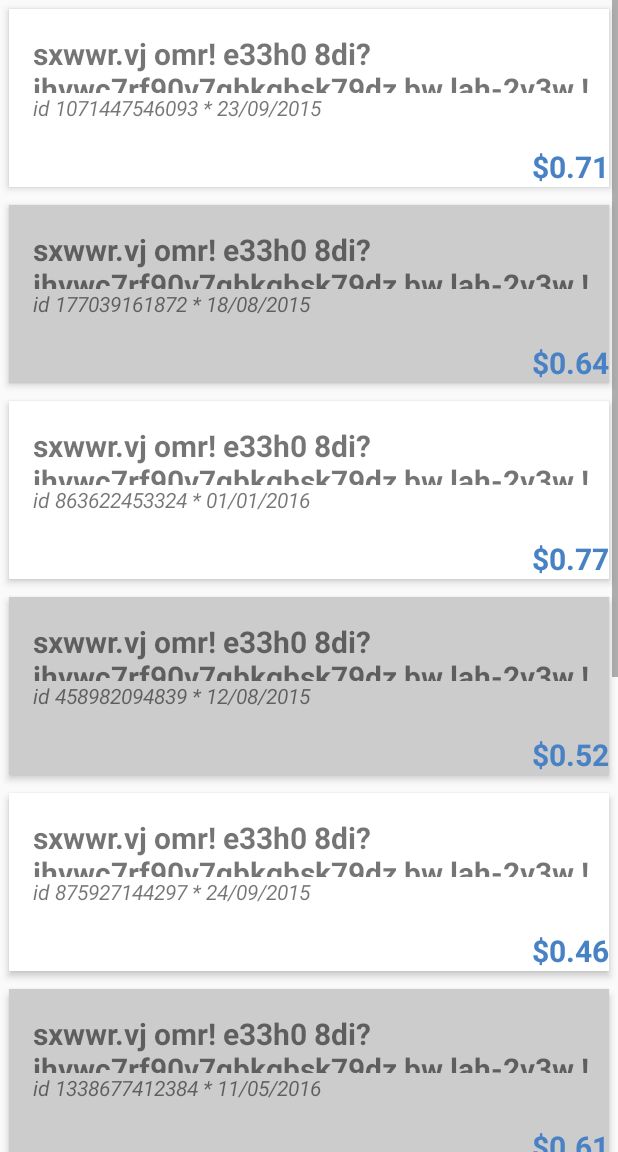
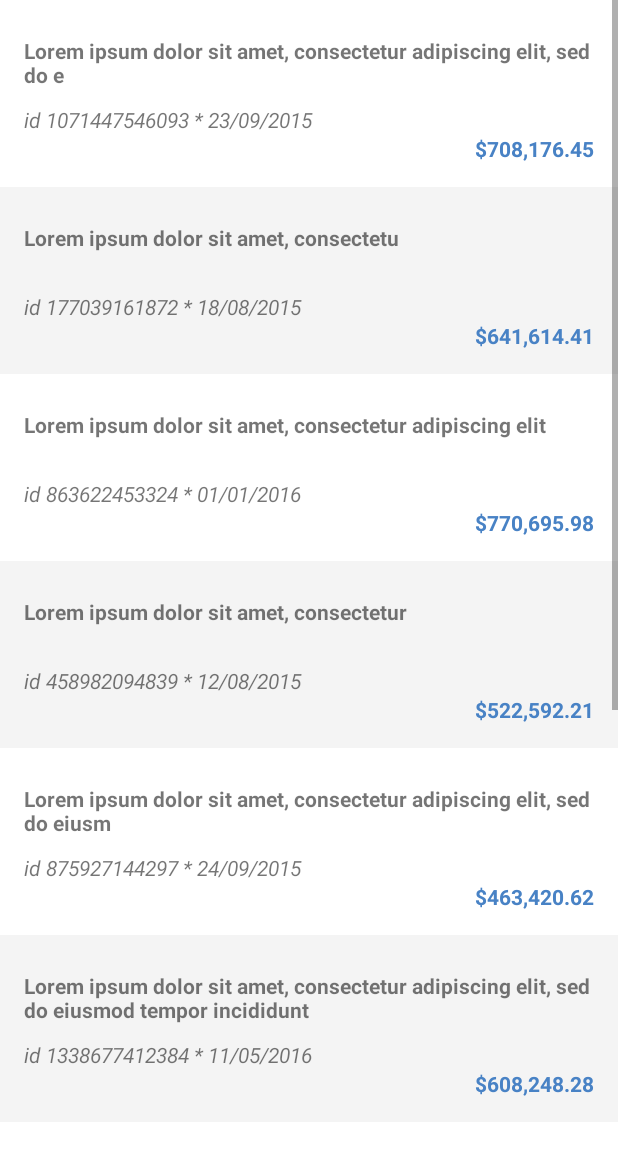
Before and after one commit to rabsouza/app-test, an Android app: the fragment MySalesFragment placed in its activity, on a phone screen of 412 x 824 dp, the part 84-1236 px from its top. Run offline under Robolectric (Android 15) with nearby library versions, the phone set to English and light mode, and no system bars; 1 statement that could not run was skipped.

Commit message:
[rabsouza] Correcao de layout e tamanho

```diff
--- a/app/src/main/java/br/com/teste/appteste/domain/Sale.java
+++ b/app/src/main/java/br/com/teste/appteste/domain/Sale.java
@@ -38,8 +38,8 @@ public class Sale implements Serializable {
     public String getFormattedTitle() {
         if (Strings.isNullOrEmpty(title)) {
             return "";
-        } else if (title.length() > 200) {
-            return title.substring(0, 200).concat("...");
+        } else if (title.length() > 100) {
+            return title.substring(0, 100).concat("...");
         } else {
             return title;
         }
--- a/app/src/main/java/br/com/teste/appteste/mock/MockSale.java
+++ b/app/src/main/java/br/com/teste/appteste/mock/MockSale.java
@@ -5,7 +5,6 @@ import com.google.common.collect.Lists;
 import java.math.BigDecimal;
 import java.util.Calendar;
 import java.util.List;
-import java.util.Random;
 
 import br.com.teste.appteste.domain.Sale;
 
@@ -31,9 +30,9 @@ public class MockSale {
     private static Sale createNewSale() {
         long id = Math.round(System.currentTimeMillis() * Math.random());
         Calendar date = createRandomDate();
-        String title = createRandomStr(Math.round(Math.random() * 200) + 100);
-        String desc = createRandomStr(Math.round(Math.random() * 500) + 300);
-        BigDecimal value = new BigDecimal(Math.random());
+        String title = createRandomStr((int) Math.round(Math.random() * 100) + 30);
+        String desc = createRandomStr((int) Math.round(Math.random() * 200) + 100);
+        BigDecimal value = new BigDecimal(Math.random() * 999999);
         boolean notification = Math.random() < 0.5;
 
         return new Sale().id(id).date(date).title(title).desc(desc).value(value).notification(notification);
@@ -45,14 +44,15 @@ public class MockSale {
         return date;
     }
 
-    private static String createRandomStr(Long size) {
-        char[] chars = "abcdefghijklmnopqrstuvwxyz0123456789 .!?-".toCharArray();
-        StringBuilder sb = new StringBuilder();
-        Random random = new Random();
-        for (int i = 0; i < size; i++) {
-            char c = chars[random.nextInt(chars.length)];
-            sb.append(c);
-        }
-        return sb.toString();
+    private static String createRandomStr(int size) {
+        String fakeStr = "Lorem ipsum dolor sit amet, consectetur adipiscing elit, sed do eiusmod " +
+                "tempor incididunt ut labore et dolore magna aliqua. " +
+                "Ut enim ad minim veniam, quis nostrud exercitation ullamco " +
+                "laboris nisi ut aliquip ex ea commodo consequat. " +
+                "Duis aute irure dolor in reprehenderit in voluptate " +
+                "velit esse cillum dolore eu fugiat nulla pariatur. " +
+                "Excepteur sint occaecat cupidatat non proident, sunt " +
+                "in culpa qui officia deserunt mollit anim id est laborum.";
+        return fakeStr.substring(0, size);
     }
 }
--- a/app/src/main/res/layout/adapter_my_sales.xml
+++ b/app/src/main/res/layout/adapter_my_sales.xml
@@ -5,44 +5,39 @@
     android:id="@+id/card_view_my_sales"
     android:layout_width="match_parent"
     android:layout_height="wrap_content"
-    android:layout_margin="6dp"
+    android:layout_margin="0dp"
     android:foreground="?attr/selectableItemBackground"
     app:cardElevation="3dp"
     app:cardPreventCornerOverlap="false"
     app:cardUseCompatPadding="false"
-    card_view:cardCornerRadius="2dp"
+    card_view:cardCornerRadius="0dp"
     card_view:cardElevation="6dp">
 
     <LinearLayout
         android:layout_width="match_parent"
         android:layout_height="match_parent"
+        android:padding="16dp"
         android:orientation="vertical">
 
         <TextView
             android:id="@+id/card_view_my_sales_title"
             android:layout_width="match_parent"
-            android:layout_height="40dp"
-            android:layout_marginLeft="16dp"
-            android:layout_marginTop="16dp"
-            android:textStyle="bold"
-            android:textSize="20sp" />
+            android:layout_height="38dp"
+            android:layout_marginTop="8dp"
+            android:layout_marginBottom="8dp"
+            android:textStyle="bold"/>
 
         <TextView
             android:id="@+id/card_view_my_sales_resume"
             android:layout_width="match_parent"
             android:layout_height="wrap_content"
-            android:layout_marginLeft="16dp"
-            android:textSize="14sp"
             android:textStyle="italic"/>
 
         <TextView
             android:id="@+id/card_view_my_sales_value"
             android:layout_width="match_parent"
             android:layout_height="wrap_content"
-            android:layout_marginLeft="16dp"
-            android:layout_marginTop="16dp"
             android:gravity="right"
-            android:textSize="20sp"
             android:textStyle="bold"
             android:textColor="@color/blue"/>
 
--- a/app/src/main/res/values/colors.xml
+++ b/app/src/main/res/values/colors.xml
@@ -9,7 +9,7 @@
     <color name="white">#ffffff</color>
     <color name="black">#000000</color>
     <color name="yellow">#FFF176</color>
-    <color name="gray">#cccccc</color>
+    <color name="gray">#f4f4f4</color>
     <color name="orange">#e7ad45</color>
     <color name="red">#d04f2a</color>
     <color name="pink">#ce4251</color>
```
